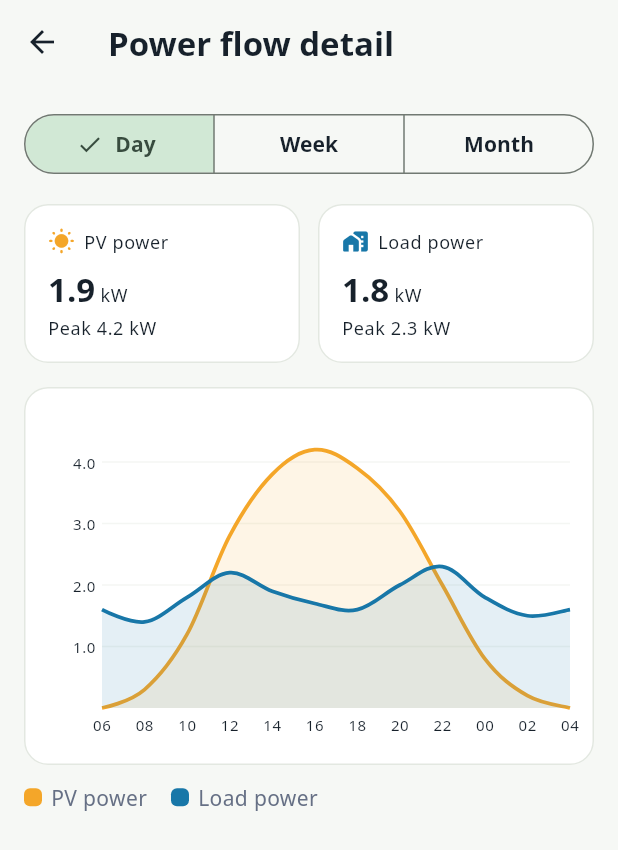
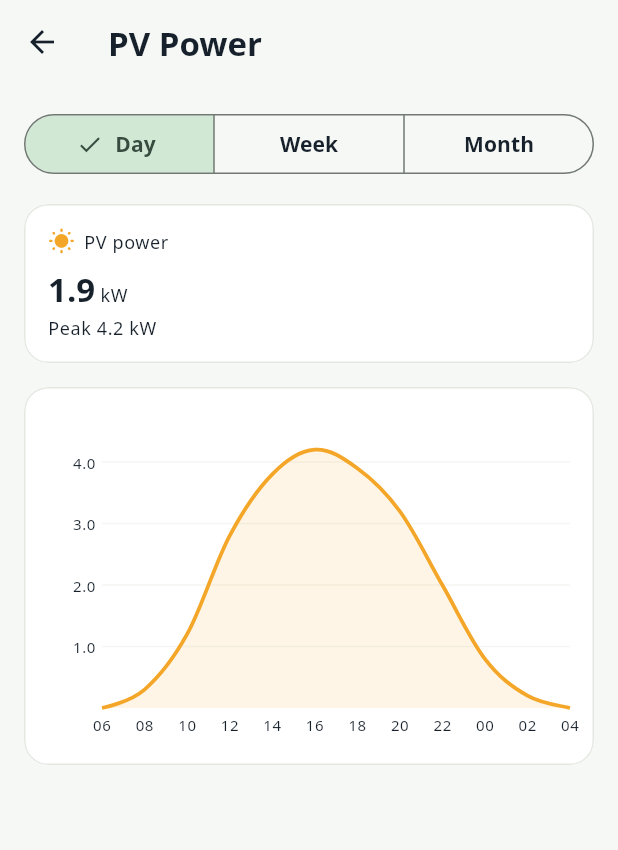
Before and after one commit to 15185176657/hnapp, a Flutter app: the screen it shows after launch, after a tap on "PV power", on a phone screen of 412 x 824 dp. Shown: the top 850 px of the screen. Run offline on Flutter 3.47's test engine with Material 3 defaults, Android fonts, the phone set to English and light mode, and no system bars; drawn by our look-alikes of fl_chart; our stand-ins replace dio, shared_preferences; Roboto replaces fonts that are missing (Noto Sans).

Commit message:
feat: single-metric detail pages and alerts card clip fix
- Add PowerMetric/EnergyMetric enums to demo_models.dart
- Refactor PowerDetailPage: accept metric param (pv|load), show only
  that series in the line chart, update AppBar title accordingly
- Refactor EnergyDetailPage: accept metric param (generation|consumption),
  show only that series in the bar chart, update AppBar title accordingly
- Update DashboardPage: PV card → PowerDetailPage(pv), Load card →
  PowerDetailPage(load), Today Generated card → EnergyDetailPage(generation)
- Update DataPage: each card navigates to EnergyDetailPage with its own
  EnergyMetric; Today Trend card also uses generation metric
- Add localization keys detailPvPowerTitle, detailLoadPowerTitle,
  detailGenerationTitle, detailConsumptionTitle for all 5 languages
  (en, th, vi, id, zh)
- Fix SectionCard: add clipBehavior: Clip.antiAlias to Card so the
  alerts left color bar is clipped to the card's rounded corners

```diff
--- a/lib/core/demo/demo_models.dart
+++ b/lib/core/demo/demo_models.dart
@@ -2,6 +2,12 @@ enum SystemStatus { normal, charging, discharging, lowBattery, fault }
 
 /// Time granularity used on detail chart pages.
 enum ChartGranularity { day, week, month }
+
+/// Which power metric a detail page should display.
+enum PowerMetric { pv, load }
+
+/// Which energy metric a detail page should display.
+enum EnergyMetric { generation, consumption }
 
 /// A single (x-index, y-value, label) triple for chart series.
 class ChartPoint {
--- a/lib/core/i18n/app_localizations.dart
+++ b/lib/core/i18n/app_localizations.dart
@@ -157,6 +157,10 @@ class AppLocalizations {
   String get detailEnergyTitle => _t('detailEnergyTitle');
   String get detailPowerTitle => _t('detailPowerTitle');
   String get detailBatteryTitle => _t('detailBatteryTitle');
+  String get detailPvPowerTitle => _t('detailPvPowerTitle');
+  String get detailLoadPowerTitle => _t('detailLoadPowerTitle');
+  String get detailGenerationTitle => _t('detailGenerationTitle');
+  String get detailConsumptionTitle => _t('detailConsumptionTitle');
   String get detailPeak => _t('detailPeak');
   String get detailAvg => _t('detailAvg');
   String get detailBatteryRange => _t('detailBatteryRange');
@@ -253,6 +257,10 @@ class AppLocalizations {
       'detailEnergyTitle': 'Energy detail',
       'detailPowerTitle': 'Power flow detail',
       'detailBatteryTitle': 'Battery detail',
+      'detailPvPowerTitle': 'PV Power',
+      'detailLoadPowerTitle': 'Load Power',
+      'detailGenerationTitle': 'Generation',
+      'detailConsumptionTitle': 'Consumption',
       'detailPeak': 'Peak',
       'detailAvg': 'Avg',
       'detailBatteryRange': 'SOC range',
@@ -342,6 +350,10 @@ class AppLocalizations {
       'detailEnergyTitle': 'รายละเอียดพลังงาน',
       'detailPowerTitle': 'รายละเอียดกำลังไฟ',
       'detailBatteryTitle': 'รายละเอียดแบตเตอรี่',
+      'detailPvPowerTitle': 'กำลังผลิตไฟ',
+      'detailLoadPowerTitle': 'กำลังโหลด',
+      'detailGenerationTitle': 'การผลิต',
+      'detailConsumptionTitle': 'การใช้',
       'detailPeak': 'สูงสุด',
       'detailAvg': 'เฉลี่ย',
       'detailBatteryRange': 'ช่วง SOC',
@@ -437,6 +449,10 @@ class AppLocalizations {
       'detailEnergyTitle': 'Chi tiết năng lượng',
       'detailPowerTitle': 'Chi tiết công suất',
       'detailBatteryTitle': 'Chi tiết pin',
+      'detailPvPowerTitle': 'Công suất PV',
+      'detailLoadPowerTitle': 'Công suất tải',
+      'detailGenerationTitle': 'Sản xuất',
+      'detailConsumptionTitle': 'Tiêu thụ',
       'detailPeak': 'Đỉnh',
       'detailAvg': 'TB',
       'detailBatteryRange': 'Phạm vi SOC',
@@ -533,6 +549,10 @@ class AppLocalizations {
       'detailEnergyTitle': 'Detail energi',
       'detailPowerTitle': 'Detail daya',
       'detailBatteryTitle': 'Detail baterai',
+      'detailPvPowerTitle': 'Daya PV',
+      'detailLoadPowerTitle': 'Daya beban',
+      'detailGenerationTitle': 'Produksi',
+      'detailConsumptionTitle': 'Konsumsi',
       'detailPeak': 'Puncak',
       'detailAvg': 'Rata-rata',
       'detailBatteryRange': 'Rentang SOC',
@@ -621,6 +641,10 @@ class AppLocalizations {
       'detailEnergyTitle': '能源详情',
       'detailPowerTitle': '功率详情',
       'detailBatteryTitle': '电池详情',
+      'detailPvPowerTitle': '光伏功率',
+      'detailLoadPowerTitle': '负载功率',
+      'detailGenerationTitle': '发电量',
+      'detailConsumptionTitle': '用电量',
       'detailPeak': '峰值',
       'detailAvg': '均值',
       'detailBatteryRange': 'SOC 范围',
--- a/lib/features/dashboard/dashboard_page.dart
+++ b/lib/features/dashboard/dashboard_page.dart
@@ -285,7 +285,7 @@ class _MetricsGrid extends StatelessWidget {
             caption: l10n.metricPvPowerCaption,
             onTap: () => Navigator.of(context).push(
               MaterialPageRoute<void>(
-                builder: (_) => const PowerDetailPage(),
+                builder: (_) => const PowerDetailPage(metric: PowerMetric.pv),
               ),
             ),
           ),
@@ -298,7 +298,7 @@ class _MetricsGrid extends StatelessWidget {
             caption: l10n.metricLoadPowerCaption,
             onTap: () => Navigator.of(context).push(
               MaterialPageRoute<void>(
-                builder: (_) => const PowerDetailPage(),
+                builder: (_) => const PowerDetailPage(metric: PowerMetric.load),
               ),
             ),
           ),
@@ -324,7 +324,7 @@ class _MetricsGrid extends StatelessWidget {
             caption: l10n.todayUsedCaption(overview.todayConsumptionKwh.toStringAsFixed(1)),
             onTap: () => Navigator.of(context).push(
               MaterialPageRoute<void>(
-                builder: (_) => const EnergyDetailPage(),
+                builder: (_) => const EnergyDetailPage(metric: EnergyMetric.generation),
               ),
             ),
           ),
--- a/lib/features/data/data_page.dart
+++ b/lib/features/data/data_page.dart
@@ -110,7 +110,7 @@ class _DataPageState extends State<DataPage> {
                       caption: l10n.monthCaption(statistics.monthGenerationKwh.toStringAsFixed(0)),
                       onTap: () => Navigator.of(context).push(
                         MaterialPageRoute<void>(
-                          builder: (_) => const EnergyDetailPage(),
+                          builder: (_) => const EnergyDetailPage(metric: EnergyMetric.generation),
                         ),
                       ),
                     ),
@@ -123,7 +123,7 @@ class _DataPageState extends State<DataPage> {
                       caption: l10n.monthCaption(statistics.monthConsumptionKwh.toStringAsFixed(0)),
                       onTap: () => Navigator.of(context).push(
                         MaterialPageRoute<void>(
-                          builder: (_) => const EnergyDetailPage(),
+                          builder: (_) => const EnergyDetailPage(metric: EnergyMetric.consumption),
                         ),
                       ),
                     ),
@@ -135,7 +135,7 @@ class _DataPageState extends State<DataPage> {
                       color: AppColors.battery,
                       onTap: () => Navigator.of(context).push(
                         MaterialPageRoute<void>(
-                          builder: (_) => const EnergyDetailPage(),
+                          builder: (_) => const EnergyDetailPage(metric: EnergyMetric.generation),
                         ),
                       ),
                     ),
@@ -147,7 +147,7 @@ class _DataPageState extends State<DataPage> {
                       color: AppColors.warning,
                       onTap: () => Navigator.of(context).push(
                         MaterialPageRoute<void>(
-                          builder: (_) => const EnergyDetailPage(),
+                          builder: (_) => const EnergyDetailPage(metric: EnergyMetric.consumption),
                         ),
                       ),
                     ),
@@ -159,7 +159,7 @@ class _DataPageState extends State<DataPage> {
             InkWell(
               onTap: () => Navigator.of(context).push(
                 MaterialPageRoute<void>(
-                  builder: (_) => const EnergyDetailPage(),
+                  builder: (_) => const EnergyDetailPage(metric: EnergyMetric.generation),
                 ),
               ),
               borderRadius: BorderRadius.circular(16),
--- a/lib/features/detail/power_detail_page.dart
+++ b/lib/features/detail/power_detail_page.dart
@@ -8,10 +8,12 @@ import '../../core/i18n/app_localizations.dart';
 import '../../core/theme/app_theme.dart';
 import '../../shared/widgets/section_card.dart';
 
-/// Detail page showing PV power and load power as a line chart with
-/// Day / Week / Month granularity tabs.
+/// Detail page showing a single power metric (PV or load) as a line chart
+/// with Day / Week / Month granularity tabs.
 class PowerDetailPage extends StatefulWidget {
-  const PowerDetailPage({super.key});
+  const PowerDetailPage({super.key, this.metric = PowerMetric.pv});
+
+  final PowerMetric metric;
 
   @override
   State<PowerDetailPage> createState() => _PowerDetailPageState();
@@ -61,8 +63,11 @@ class _PowerDetailPageState extends State<PowerDetailPage> {
   @override
   Widget build(BuildContext context) {
     final l10n = AppLocalizations.of(context);
+    final title = widget.metric == PowerMetric.pv
+        ? l10n.detailPvPowerTitle
+        : l10n.detailLoadPowerTitle;
     return Scaffold(
-      appBar: AppBar(title: Text(l10n.detailPowerTitle)),
+      appBar: AppBar(title: Text(title)),
       body: RefreshIndicator(
         onRefresh: _load,
         child: ListView(
@@ -96,11 +101,9 @@ class _PowerDetailPageState extends State<PowerDetailPage> {
                 ),
               )
             else if (_data != null) ...[
-              _SummaryRow(data: _data!),
+              _SummaryTile(data: _data!, metric: widget.metric),
               const SizedBox(height: 16),
-              _PowerLineChart(data: _data!),
-              const SizedBox(height: 12),
-              _Legend(),
+              _PowerLineChart(data: _data!, metric: widget.metric),
             ],
           ],
         ),
@@ -111,71 +114,30 @@ class _PowerDetailPageState extends State<PowerDetailPage> {
 
 // ── Summary ──────────────────────────────────────────────────────────────────
 
-class _SummaryRow extends StatelessWidget {
-  const _SummaryRow({required this.data});
+class _SummaryTile extends StatelessWidget {
+  const _SummaryTile({required this.data, required this.metric});
   final PowerChartData data;
+  final PowerMetric metric;
 
   @override
   Widget build(BuildContext context) {
     final l10n = AppLocalizations.of(context);
-    return Row(
-      children: [
-        Expanded(
-          child: _SummaryTile(
-            label: l10n.metricPvPower,
-            value: data.avgPvKw.toStringAsFixed(1),
-            unit: 'kW',
-            color: AppColors.solar,
-            icon: Icons.wb_sunny_rounded,
-            sub: '${l10n.detailPeak} ${data.peakPvKw.toStringAsFixed(1)} kW',
-          ),
-        ),
-        const SizedBox(width: 12),
-        Expanded(
-          child: _SummaryTile(
-            label: l10n.metricLoadPower,
-            value: data.avgLoadKw.toStringAsFixed(1),
-            unit: 'kW',
-            color: AppColors.ocean,
-            icon: Icons.home_work_rounded,
-            sub: '${l10n.detailPeak} ${data.peakLoadKw.toStringAsFixed(1)} kW',
-          ),
-        ),
-      ],
-    );
-  }
-}
-
-class _SummaryTile extends StatelessWidget {
-  const _SummaryTile({
-    required this.label,
-    required this.value,
-    required this.unit,
-    required this.color,
-    required this.icon,
-    required this.sub,
-  });
-
-  final String label;
-  final String value;
-  final String unit;
-  final Color color;
-  final IconData icon;
-  final String sub;
-
-  @override
-  Widget build(BuildContext context) {
+    final isPv = metric == PowerMetric.pv;
     return SectionCard(
       child: Column(
         crossAxisAlignment: CrossAxisAlignment.start,
         children: [
           Row(
             children: [
-              Icon(icon, color: color, size: 18),
+              Icon(
+                isPv ? Icons.wb_sunny_rounded : Icons.home_work_rounded,
+                color: isPv ? AppColors.solar : AppColors.ocean,
+                size: 18,
+              ),
               const SizedBox(width: 6),
               Expanded(
                 child: Text(
-                  label,
+                  isPv ? l10n.metricPvPower : l10n.metricLoadPower,
                   style: Theme.of(context).textTheme.bodySmall,
                   maxLines: 1,
                   overflow: TextOverflow.ellipsis,
@@ -188,16 +150,23 @@ class _SummaryTile extends StatelessWidget {
             text: TextSpan(
               style: Theme.of(context).textTheme.titleLarge,
               children: [
-                TextSpan(text: value),
                 TextSpan(
-                  text: ' $unit',
+                  text: isPv
+                      ? data.avgPvKw.toStringAsFixed(1)
+                      : data.avgLoadKw.toStringAsFixed(1),
+                ),
+                TextSpan(
+                  text: ' kW',
                   style: Theme.of(context).textTheme.bodySmall,
                 ),
               ],
             ),
           ),
           const SizedBox(height: 4),
-          Text(sub, style: Theme.of(context).textTheme.bodySmall),
+          Text(
+            '${l10n.detailPeak} ${isPv ? data.peakPvKw.toStringAsFixed(1) : data.peakLoadKw.toStringAsFixed(1)} kW',
+            style: Theme.of(context).textTheme.bodySmall,
+          ),
         ],
       ),
     );
@@ -207,21 +176,22 @@ class _SummaryTile extends StatelessWidget {
 // ── Line chart ───────────────────────────────────────────────────────────────
 
 class _PowerLineChart extends StatelessWidget {
-  const _PowerLineChart({required this.data});
+  const _PowerLineChart({required this.data, required this.metric});
   final PowerChartData data;
+  final PowerMetric metric;
 
   @override
   Widget build(BuildContext context) {
     final theme = Theme.of(context);
-    final pvPoints = data.pvPowerPoints;
-    final loadPoints = data.loadPowerPoints;
+    final isPv = metric == PowerMetric.pv;
+    final points = isPv ? data.pvPowerPoints : data.loadPowerPoints;
+    final color = isPv ? AppColors.solar : AppColors.ocean;
 
-    final maxY = [
-      ...pvPoints.map((p) => p.y),
-      ...loadPoints.map((p) => p.y),
-    ].fold<double>(1, (m, v) => v > m ? v : m);
+    final maxY = points
+        .map((p) => p.y)
+        .fold<double>(1, (m, v) => v > m ? v : m);
 
-    final labelStep = _labelStep(pvPoints.length);
+    final labelStep = _labelStep(points.length);
 
     FlSpot toSpot(ChartPoint p) => FlSpot(p.x, p.y);
 
@@ -272,7 +242,7 @@ class _PowerLineChart extends StatelessWidget {
                   reservedSize: 22,
                   getTitlesWidget: (v, meta) {
                     final i = v.toInt();
-                    if (i < 0 || i >= pvPoints.length) {
+                    if (i < 0 || i >= points.length) {
                       return const SizedBox.shrink();
                     }
                     if (v != v.roundToDouble()) return const SizedBox.shrink();
@@ -280,7 +250,7 @@ class _PowerLineChart extends StatelessWidget {
                     return Padding(
                       padding: const EdgeInsets.only(top: 4),
                       child: Text(
-                        pvPoints[i].label,
+                        points[i].label,
                         style:
                             theme.textTheme.bodySmall?.copyWith(fontSize: 10),
                       ),
@@ -295,7 +265,7 @@ class _PowerLineChart extends StatelessWidget {
                 tooltipBorder:
                     BorderSide(color: theme.colorScheme.outlineVariant),
                 getTooltipItems: (spots) => spots.map((s) {
-                  final label = s.barIndex == 0
+                  final label = isPv
                       ? AppLocalizations.of(context).metricPvPower
                       : AppLocalizations.of(context).metricLoadPower;
                   return LineTooltipItem(
@@ -307,25 +277,14 @@ class _PowerLineChart extends StatelessWidget {
             ),
             lineBarsData: [
               LineChartBarData(
-                spots: pvPoints.map(toSpot).toList(),
+                spots: points.map(toSpot).toList(),
                 isCurved: true,
-                color: AppColors.solar,
+                color: color,
                 barWidth: 2.5,
                 dotData: const FlDotData(show: false),
                 belowBarData: BarAreaData(
                   show: true,
-                  color: AppColors.solar.withAlpha(30),
-                ),
-              ),
-              LineChartBarData(
-                spots: loadPoints.map(toSpot).toList(),
-                isCurved: true,
-                color: AppColors.ocean,
-                barWidth: 2.5,
-                dotData: const FlDotData(show: false),
-                belowBarData: BarAreaData(
-                  show: true,
-                  color: AppColors.ocean.withAlpha(30),
+                  color: color.withAlpha(30),
                 ),
               ),
             ],
@@ -372,45 +331,3 @@ class _GranularityToggle extends StatelessWidget {
     );
   }
 }
-
-// ── Legend ───────────────────────────────────────────────────────────────────
-
-class _Legend extends StatelessWidget {
-  @override
-  Widget build(BuildContext context) {
-    final l10n = AppLocalizations.of(context);
-    return Wrap(
-      spacing: 16,
-      runSpacing: 8,
-      children: [
-        _LegendDot(color: AppColors.solar, label: l10n.metricPvPower),
-        _LegendDot(color: AppColors.ocean, label: l10n.metricLoadPower),
-      ],
-    );
-  }
-}
-
-class _LegendDot extends StatelessWidget {
-  const _LegendDot({required this.color, required this.label});
-  final Color color;
-  final String label;
-
-  @override
-  Widget build(BuildContext context) {
-    return Row(
-      mainAxisSize: MainAxisSize.min,
-      children: [
-        Container(
-          width: 12,
-          height: 12,
-          decoration: BoxDecoration(
-            color: color,
-            borderRadius: BorderRadius.circular(4),
-          ),
-        ),
-        const SizedBox(width: 6),
-        Text(label, style: Theme.of(context).textTheme.bodyMedium),
-      ],
-    );
-  }
-}
--- a/lib/shared/widgets/section_card.dart
+++ b/lib/shared/widgets/section_card.dart
@@ -13,6 +13,7 @@ class SectionCard extends StatelessWidget {
   @override
   Widget build(BuildContext context) {
     return Card(
+      clipBehavior: Clip.antiAlias,
       child: Padding(
         padding: padding,
         child: child,
```
Also changed, not shown: lib/features/detail/energy_detail_page.dart (+47 -127 lines).
